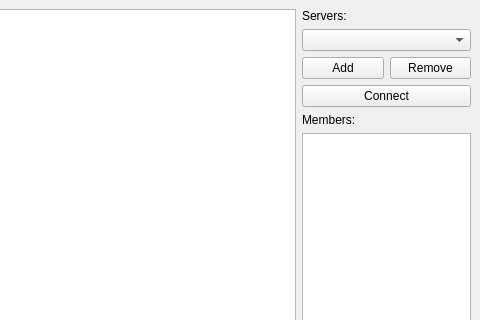
Qt form examples/client/python-qt/ui.ui (nothsaaaa/js-chat-server) before a commit; both pictures show x 220 to 700 and y 0 to 320 of the 700 by 500 pixel window.
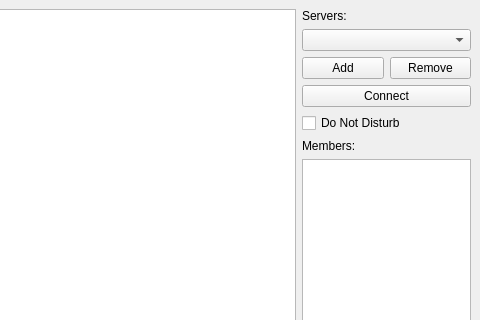
The same form after that commit.

Commit message: add do not disturb to python-qt example client

```diff
--- a/examples/client/python-qt/ui.ui
+++ b/examples/client/python-qt/ui.ui
@@ -99,6 +99,13 @@
        </property>
       </widget>
      </item>
+     <item>
+      <widget class="QCheckBox" name="dnd_checkbox">
+       <property name="text">
+        <string>Do Not Disturb</string>
+       </property>
+      </widget>
+     </item>
      <item>
       <widget class="QLabel" name="label_members">
        <property name="text">
```
The commit also changes 1 other file.
